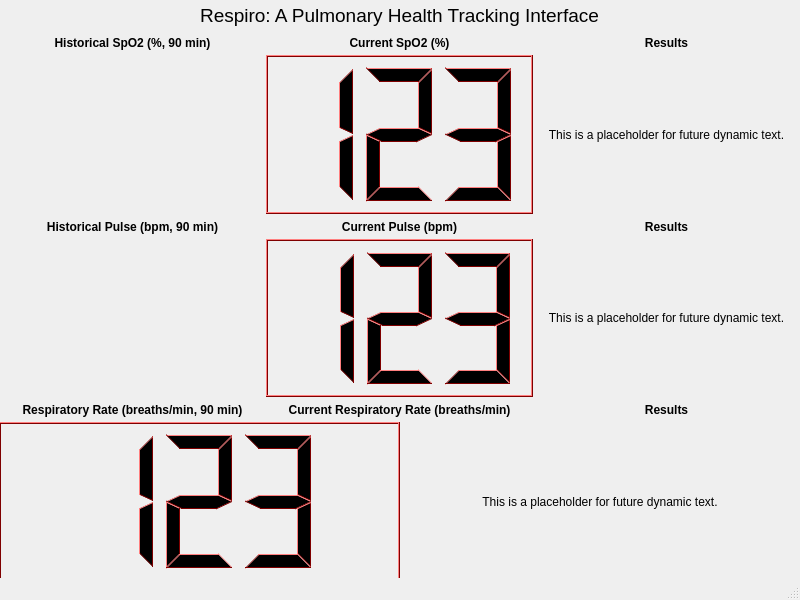
This is Base.ui in jgerschler/Respiro as Qt 5 draws it before an edit. The edited form follows.
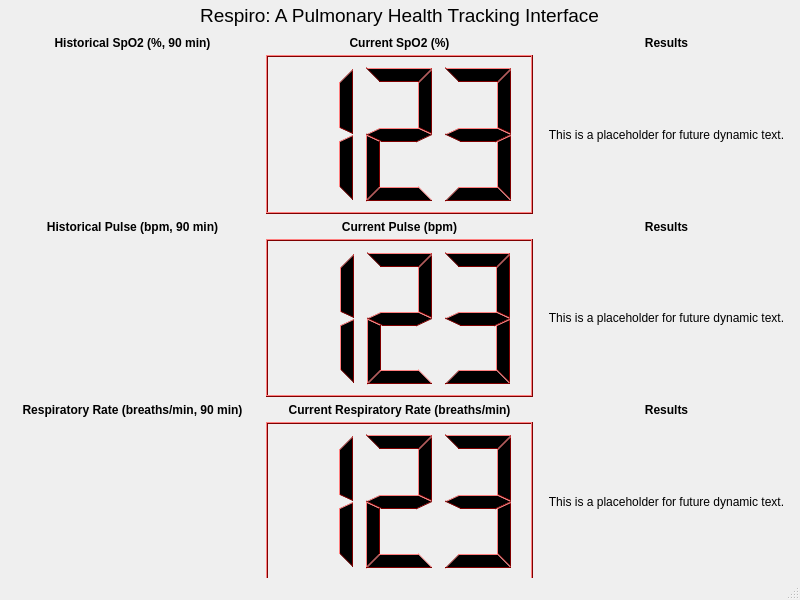
This is the edited form.

Commit message: fixed minor UI issue and built base python file

What changed in the file:
```diff
--- a/Base.ui
+++ b/Base.ui
@@ -1176,7 +1176,11 @@
      <item>
       <layout class="QHBoxLayout" name="horizontalLayout_5">
        <item>
-        <layout class="QHBoxLayout" name="horizontalLayout_6"/>
+        <layout class="QHBoxLayout" name="horizontalLayout_6">
+         <item>
+          <widget class="QWidget" name="widget_3" native="true"/>
+         </item>
+        </layout>
        </item>
        <item>
         <widget class="QLCDNumber" name="lcdNumber">
```
The commit also changes 1 other file.
